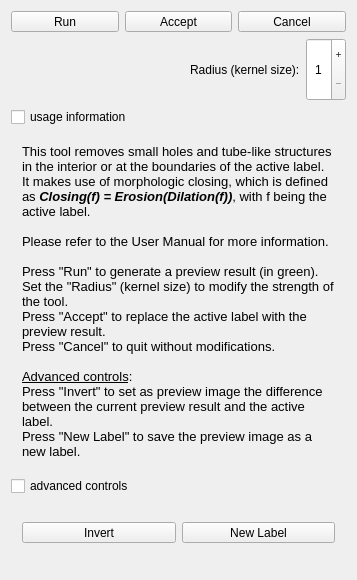
Before: the Qt Designer form Modules/SegmentationUI/Qmitk/QmitkCloseTool3DGUIControls.ui in MITK/MITK, drawn with Qt 5.
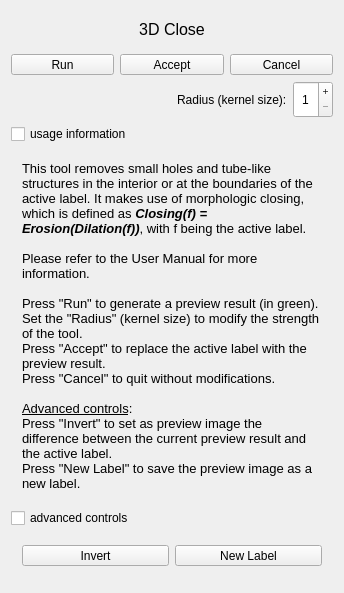
After: the same form once the commit is applied. Icons and pictures are not drawn.

Diff of the .ui file:
```diff
--- a/Modules/SegmentationUI/Qmitk/QmitkCloseTool3DGUIControls.ui
+++ b/Modules/SegmentationUI/Qmitk/QmitkCloseTool3DGUIControls.ui
@@ -6,8 +6,8 @@
    <rect>
     <x>0</x>
     <y>0</y>
-    <width>357</width>
-    <height>580</height>
+    <width>344</width>
+    <height>593</height>
    </rect>
   </property>
   <property name="sizePolicy">
@@ -29,6 +29,21 @@
    <string/>
   </property>
   <layout class="QVBoxLayout" name="verticalLayout_2">
+   <item>
+    <widget class="QLabel" name="label">
+     <property name="font">
+      <font>
+       <pointsize>12</pointsize>
+      </font>
+     </property>
+     <property name="text">
+      <string>3D Close</string>
+     </property>
+     <property name="alignment">
+      <set>Qt::AlignCenter</set>
+     </property>
+    </widget>
+   </item>
    <item>
     <layout class="QHBoxLayout" name="horizontalLayout">
      <item>
```
